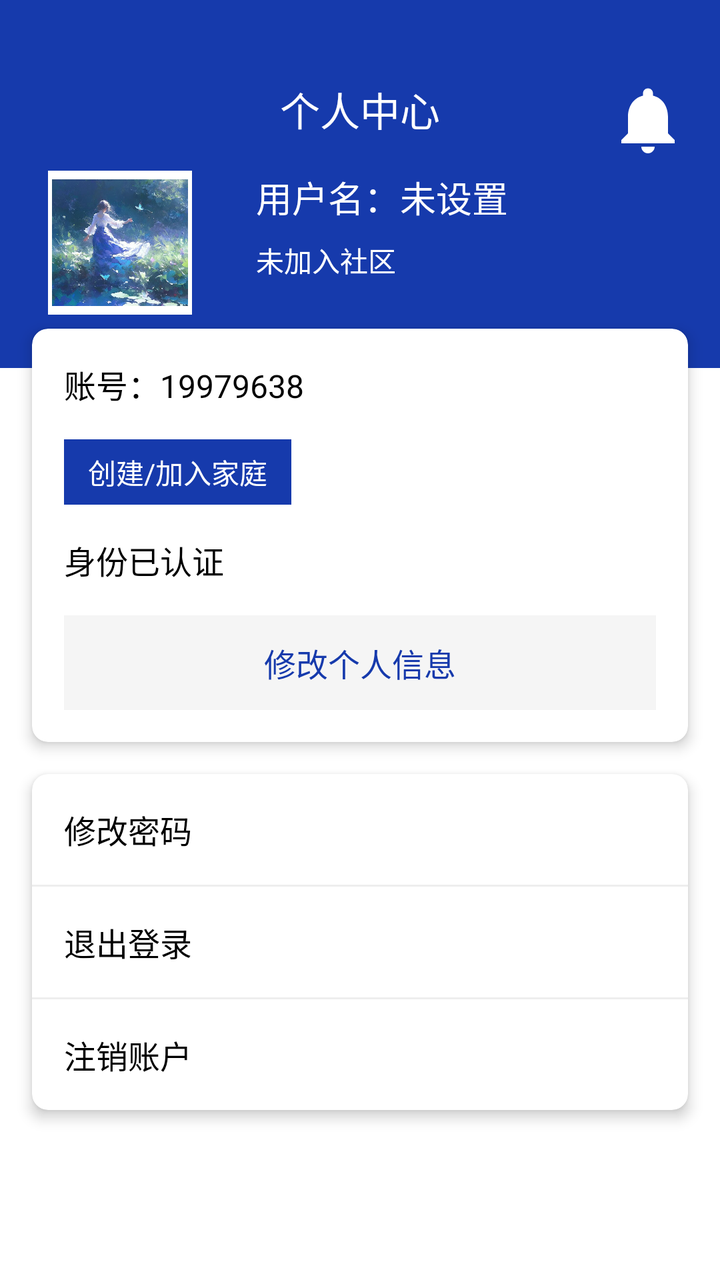
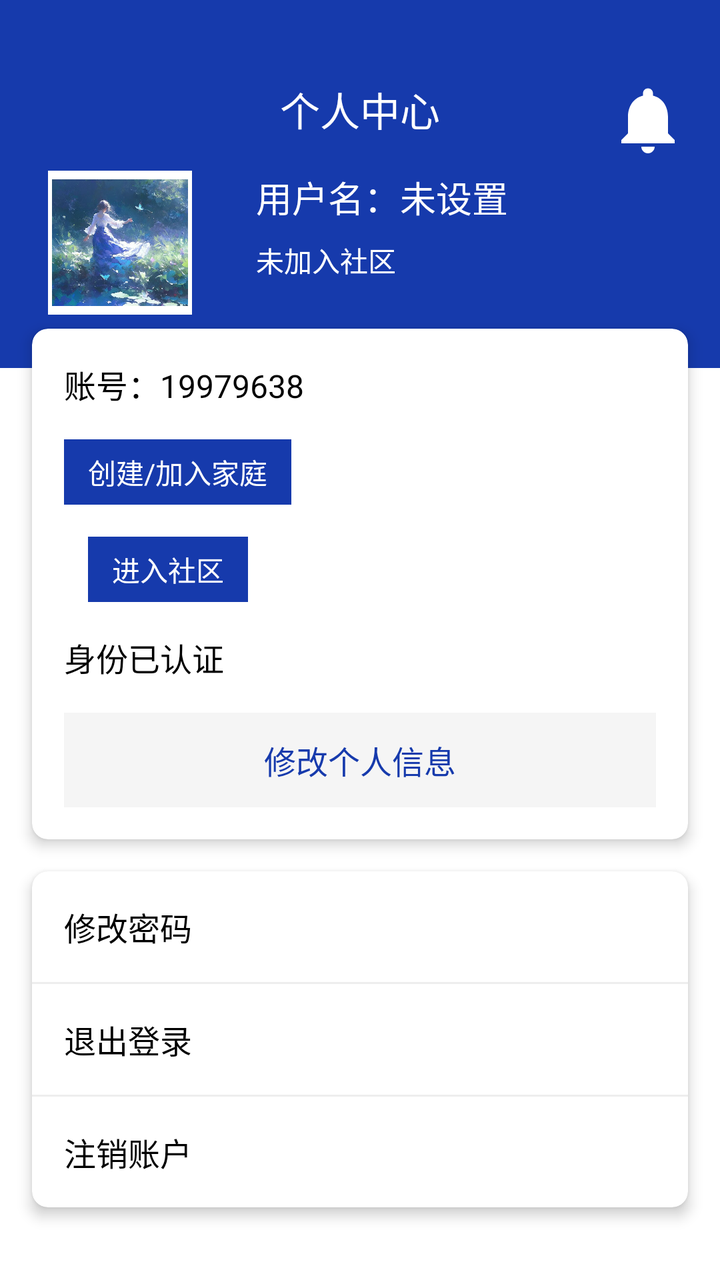

The first picture is an Android layout as it rendered before a commit; the second is the same layout after the commit. The layout source and the unified diff follow.
<!-- AndroidManifest.xml: application theme Theme.Shiwujie -->
<!-- res/layout/fragment_profile.xml -->
<?xml version="1.0" encoding="utf-8"?>
<ScrollView xmlns:android="http://schemas.android.com/apk/res/android"
    xmlns:app="http://schemas.android.com/apk/res-auto"
    android:layout_width="match_parent"
    android:layout_height="match_parent"
    android:fillViewport="true">

    <androidx.constraintlayout.widget.ConstraintLayout
        android:layout_width="match_parent"
        android:layout_height="wrap_content">

        
        <View
            android:id="@+id/statusBarSpacer"
            android:layout_width="match_parent"
            android:layout_height="24dp"
             android:background="#163AAC"
            app:layout_constraintTop_toTopOf="parent" />

        
        <androidx.constraintlayout.widget.ConstraintLayout
            android:id="@+id/layoutUserInfo"
            android:layout_width="match_parent"
            android:layout_height="0dp"
            android:background="#163AAC"
            android:minHeight="200dp"
            app:layout_constraintHeight_percent="0.25"
            app:layout_constraintTop_toBottomOf="@id/statusBarSpacer">

            
            <TextView
                android:id="@+id/tvTitle"
                android:layout_width="wrap_content"
                android:layout_height="wrap_content"
                android:layout_marginTop="16dp"
                android:text="个人中心"
                android:textColor="@android:color/white"
                android:textSize="20sp"
                app:layout_constraintLeft_toLeftOf="parent"
                app:layout_constraintRight_toRightOf="parent"
                app:layout_constraintTop_toTopOf="parent" />

            
            <ImageView
                android:id="@+id/ivAvatar"
                android:layout_width="0dp"
                android:layout_height="0dp"
                android:layout_marginStart="24dp"
                android:layout_marginTop="16dp"
                android:layout_marginEnd="16dp"
                android:background="@android:color/white"
                android:padding="2dp"
                android:src="@drawable/touxiang"
                app:layout_constraintDimensionRatio="1:1"
                app:layout_constraintLeft_toLeftOf="parent"
                app:layout_constraintRight_toLeftOf="@id/userInfoContainer"
                app:layout_constraintTop_toBottomOf="@id/tvTitle"
                app:layout_constraintWidth_percent="0.2" />

            
            <LinearLayout
                android:id="@+id/userInfoContainer"
                android:layout_width="0dp"
                android:layout_height="wrap_content"
                android:layout_marginStart="16dp"
                android:layout_marginEnd="16dp"
                android:orientation="vertical"
                app:layout_constraintLeft_toRightOf="@id/ivAvatar"
                app:layout_constraintRight_toLeftOf="@id/ivBrainIcon"
                app:layout_constraintTop_toTopOf="@id/ivAvatar">

                
                <TextView
                    android:id="@+id/tvUsername"
                    android:layout_width="match_parent"
                    android:layout_height="wrap_content"
                    android:text="用户名：未设置"
                    android:textColor="@android:color/white"
                    android:textSize="18sp" />

                
                <TextView
                    android:id="@+id/tvCommunityStatus"
                    android:layout_width="match_parent"
                    android:layout_height="wrap_content"
                    android:layout_marginTop="8dp"
                    android:text="未加入社区"
                    android:textColor="@android:color/white"
                    android:textSize="14sp" />

            </LinearLayout>

            
            <ImageView
                android:id="@+id/ivBrainIcon"
                android:layout_width="40dp"
                android:layout_height="40dp"
                android:layout_margin="16dp"
                android:src="@drawable/ic_notifications_black_24dp"
                android:tint="@android:color/white"
                app:layout_constraintRight_toRightOf="parent"
                app:layout_constraintTop_toTopOf="parent" />

        </androidx.constraintlayout.widget.ConstraintLayout>

        
        <androidx.cardview.widget.CardView
            android:id="@+id/cardInfo"
            android:layout_width="match_parent"
            android:layout_height="wrap_content"
            android:layout_marginHorizontal="16dp"
            android:layout_marginTop="-20dp"
            app:cardCornerRadius="8dp"
            app:cardElevation="4dp"
            app:layout_constraintTop_toBottomOf="@id/layoutUserInfo">

            <LinearLayout
                android:layout_width="match_parent"
                android:layout_height="wrap_content"
                android:orientation="vertical"
                android:padding="16dp">

                
                <TextView
                    android:id="@+id/tvAccount"
                    android:layout_width="match_parent"
                    android:layout_height="wrap_content"
                    android:text="账号：19979638"
                    android:textColor="@android:color/black"
                    android:textSize="16sp" />

                
                <TextView
                    android:id="@+id/btnFamily"
                    android:layout_width="wrap_content"
                    android:layout_height="wrap_content"
                    android:layout_marginTop="16dp"
                    android:background="#163AAC"
                    android:paddingHorizontal="12dp"
                    android:paddingVertical="6dp"
                    android:text="创建/加入家庭"
                    android:textColor="@android:color/white"
                    android:textSize="14sp" />

                
                <TextView
                    android:id="@+id/tvAuthStatus"
                    android:layout_width="match_parent"
                    android:layout_height="wrap_content"
                    android:layout_marginTop="16dp"
                    android:text="身份已认证"
                    android:textColor="@android:color/black"
                    android:textSize="16sp" />

                
                <TextView
                    android:id="@+id/btnEditInfo"
                    android:layout_width="match_parent"
                    android:layout_height="wrap_content"
                    android:layout_marginTop="16dp"
                    android:background="#F5F5F5"
                    android:gravity="center"
                    android:padding="12dp"
                    android:text="修改个人信息"
                    android:textColor="#163AAC"
                    android:textSize="16sp" />

            </LinearLayout>

        </androidx.cardview.widget.CardView>

        
        <androidx.cardview.widget.CardView
            android:layout_width="match_parent"
            android:layout_height="wrap_content"
            android:layout_marginHorizontal="16dp"
            android:layout_marginTop="16dp"
            android:layout_marginBottom="16dp"
            app:cardCornerRadius="8dp"
            app:cardElevation="4dp"
            app:layout_constraintTop_toBottomOf="@id/cardInfo">

            <LinearLayout
                android:layout_width="match_parent"
                android:layout_height="wrap_content"
                android:orientation="vertical">

                
                <TextView
                    android:id="@+id/btnChangePassword"
                    android:layout_width="match_parent"
                    android:layout_height="wrap_content"
                    android:background="?android:attr/selectableItemBackground"
                    android:padding="16dp"
                    android:text="修改密码"
                    android:textColor="@android:color/black"
                    android:textSize="16sp" />

                <View
                    android:layout_width="match_parent"
                    android:layout_height="1dp"
                    android:background="#EEEEEE" />

                
                <TextView
                    android:id="@+id/btnLogout"
                    android:layout_width="match_parent"
                    android:layout_height="wrap_content"
                    android:background="?android:attr/selectableItemBackground"
                    android:padding="16dp"
                    android:text="退出登录"
                    android:textColor="@android:color/black"
                    android:textSize="16sp" />

                <View
                    android:layout_width="match_parent"
                    android:layout_height="1dp"
                    android:background="#EEEEEE" />

                
                <TextView
                    android:id="@+id/btnDeleteAccount"
                    android:layout_width="match_parent"
                    android:layout_height="wrap_content"
                    android:background="?android:attr/selectableItemBackground"
                    android:padding="16dp"
                    android:text="注销账户"
                    android:textColor="@android:color/black"
                    android:textSize="16sp" />

            </LinearLayout>

        </androidx.cardview.widget.CardView>

    </androidx.constraintlayout.widget.ConstraintLayout>

</ScrollView>
<!-- resources referenced by this layout -->
<resources>
  <!-- drawable ic_notifications_black_24dp (drawable) -->
  <vector xmlns:android="http://schemas.android.com/apk/res/android"
      android:width="24dp"
      android:height="24dp"
      android:viewportWidth="24.0"
      android:viewportHeight="24.0">
      <path
          android:fillColor="#FF000000"
          android:pathData="M12,22c1.1,0 2,-0.9 2,-2h-4c0,1.1 0.89,2 2,2zM18,16v-5c0,-3.07 -1.64,-5.64 -4.5,-6.32L13.5,4c0,-0.83 -0.67,-1.5 -1.5,-1.5s-1.5,0.67 -1.5,1.5v0.68C7.63,5.36 6,7.92 6,11v5l-2,2v1h16v-1l-2,-2z" />
  </vector>
  <!-- drawable touxiang: jpg bitmap (drawable, 80153 bytes) -->
  <style name="Theme.Shiwujie" parent="Theme.MaterialComponents.DayNight.NoActionBar">
          <item name="colorPrimary">@color/primary_blue</item>
          <item name="colorPrimaryVariant">@color/primary_blue</item>
          <item name="colorOnPrimary">@color/white</item>
          
          <item name="colorSecondary">@color/primary_blue</item>
          <item name="colorSecondaryVariant">@color/primary_blue</item>
          <item name="colorOnSecondary">@color/black</item>
          
          <item name="android:statusBarColor">?attr/colorPrimaryVariant</item>
      </style>
  <color name="primary_blue">#163AAC</color>
  <color name="white">#FFFFFFFF</color>
  <color name="black">#FF000000</color>
</resources>

<!-- the commit's change to res/layout/fragment_profile.xml (unified diff, before → after) -->
@@ -144,6 +144,20 @@
 
                 
                 <TextView
+                    android:id="@+id/btnCommunity"
+                    android:layout_width="wrap_content"
+                    android:layout_height="wrap_content"
+                    android:layout_marginStart="12dp"
+                    android:layout_marginTop="16dp"
+                    android:background="#163AAC"
+                    android:paddingHorizontal="12dp"
+                    android:paddingVertical="6dp"
+                    android:text="进入社区"
+                    android:textColor="@android:color/white"
+                    android:textSize="14sp" />
+
+                
+                <TextView
                     android:id="@+id/tvAuthStatus"
                     android:layout_width="match_parent"
                     android:layout_height="wrap_content"
